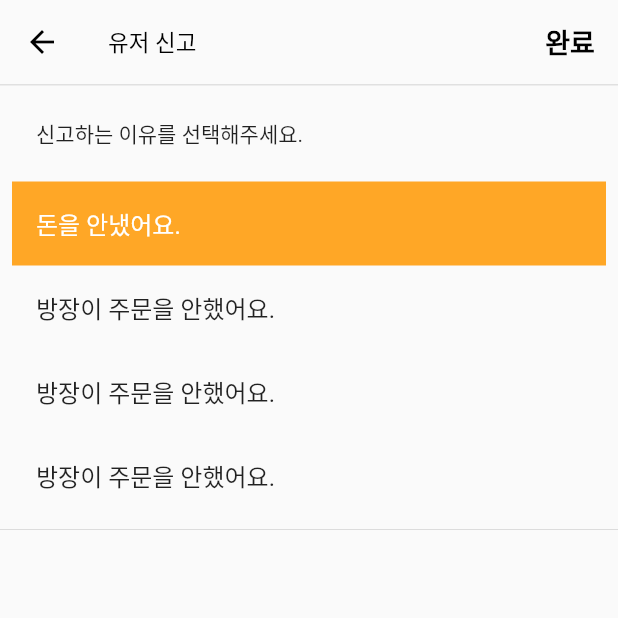
After one commit to jinwuui/share-delivery-front, a Flutter app: the Report screen opened by its route, after a tap on "완료", on a phone screen of 412 x 824 dp, the top half of it. The commit adds this screen. Run offline on Flutter 3.47's test engine with Material 2 defaults, Android fonts, the phone set to English and light mode, and no system bars; our stand-ins replace badges, dio, equatable, firebase_core, firebase_messaging, flutter_dotenv and 22 more; missing offline and left inert: flutter_persistent_keyboard_height, safe_clipboard; accounts and stored records are empty; generated files the repository leaves out were written again; network calls fail; statements that could not run were skipped.

```diff
--- /dev/null
+++ b/lib/src/bindings/report/report_binding.dart
@@ -0,0 +1,24 @@
+import 'package:dio/dio.dart';
+import 'package:flutter_dotenv/flutter_dotenv.dart';
+import 'package:get/get.dart';
+import 'package:share_delivery/src/controller/profile/account/account_controller.dart';
+import 'package:share_delivery/src/controller/report/report_controller.dart';
+import 'package:share_delivery/src/data/provider/profile/profile_api_client.dart';
+import 'package:share_delivery/src/data/provider/report/report_api_client.dart';
+import 'package:share_delivery/src/data/repository/profile/profile_repository.dart';
+import 'package:share_delivery/src/data/repository/report/report_repository.dart';
+import 'package:share_delivery/src/utils/dio_util.dart';
+
+class ReportBinding extends Bindings {
+  @override
+  void dependencies() {
+    Dio dio = DioUtil.getDio();
+    final String? host = dotenv.env['SERVER_HOST'];
+
+    Get.put(ReportController(
+      repository: ReportRepository(
+        apiClient: ReportApiClient(dio, baseUrl: host!),
+      ),
+    ));
+  }
+}
--- /dev/null
+++ b/lib/src/controller/report/report_controller.dart
@@ -0,0 +1,22 @@
+import 'package:get/get.dart';
+import 'package:share_delivery/src/data/repository/report/report_repository.dart';
+import 'package:share_delivery/src/data/repository/report/report_req_dto.dart';
+
+class ReportController extends GetxController {
+  static ReportController get to => Get.find();
+
+  final ReportRepository repository;
+
+  ReportController({required this.repository});
+
+  final selectedIndex = 0.obs;
+
+  Future<void> createReport() async {
+    ReportReqDTO reportReqDTO = ReportReqDTO(
+      reportType: 'DELIVERY_ROOM',
+      reportContent: '신고 내용',
+      reportTargetAccountId: 123,
+    );
+    await repository.createReport(reportReqDTO);
+  }
+}
--- /dev/null
+++ b/lib/src/data/model/report/report.dart
@@ -0,0 +1,17 @@
+import 'package:freezed_annotation/freezed_annotation.dart';
+
+part 'report.freezed.dart';
+part 'report.g.dart';
+
+@Freezed()
+class ReportModel with _$ReportModel {
+  const factory ReportModel({
+    required int reportCategoryId,
+    required int parentCategory,
+    required String categoryName,
+    required int level,
+  }) = _ReportModel;
+
+  factory ReportModel.fromJson(Map<String, Object?> json) =>
+      _$ReportModelFromJson(json);
+}
--- /dev/null
+++ b/lib/src/data/provider/report/report_api_client.dart
@@ -0,0 +1,19 @@
+import 'package:dio/dio.dart';
+import 'package:retrofit/retrofit.dart';
+import 'package:share_delivery/src/data/model/report/report.dart';
+import 'package:share_delivery/src/data/repository/report/report_req_dto.dart';
+
+part 'report_api_client.g.dart';
+
+@RestApi()
+abstract class ReportApiClient {
+  factory ReportApiClient(Dio dio, {String baseUrl}) = _ReportApiClient;
+
+  // 신고 리스트 조회
+  @GET('/api/reports')
+  Future<List<ReportModel>> readReportList();
+
+  // 신고 등록
+  @POST('/api/reports')
+  Future<void> createReport(@Body() ReportReqDTO accountDTO);
+}
--- /dev/null
+++ b/lib/src/data/repository/report/report_repository.dart
@@ -0,0 +1,18 @@
+import 'package:share_delivery/src/data/model/report/report.dart';
+import 'package:share_delivery/src/data/provider/report/report_api_client.dart';
+import 'package:share_delivery/src/data/repository/profile/account_bank_dto.dart';
+import 'package:share_delivery/src/data/repository/report/report_req_dto.dart';
+
+class ReportRepository {
+  final ReportApiClient apiClient;
+
+  ReportRepository({required this.apiClient});
+
+  Future<List<ReportModel>> readReportList() async {
+    return await apiClient.readReportList();
+  }
+
+  Future<void> createReport(ReportReqDTO reportReqDTO) async {
+    return await apiClient.createReport(reportReqDTO);
+  }
+}
--- /dev/null
+++ b/lib/src/data/repository/report/report_req_dto.dart
@@ -0,0 +1,17 @@
+import 'package:freezed_annotation/freezed_annotation.dart';
+
+part 'report_req_dto.freezed.dart';
+part 'report_req_dto.g.dart';
+
+@Freezed()
+class ReportReqDTO with _$ReportReqDTO {
+  const factory ReportReqDTO({
+    //TODO: property
+    required int reportTargetAccountId,
+    required String reportType,
+    required String reportContent,
+  }) = _ReportReqDTO;
+
+  factory ReportReqDTO.fromJson(Map<String, dynamic> json) =>
+      _$ReportReqDTOFromJson(json);
+}
--- a/lib/src/routes/route.dart
+++ b/lib/src/routes/route.dart
@@ -12,6 +12,7 @@ import 'package:share_delivery/src/bindings/profile/account_bank_binding.dart';
 import 'package:share_delivery/src/bindings/profile/account_binding.dart';
 import 'package:share_delivery/src/bindings/profile/friend_binding.dart';
 import 'package:share_delivery/src/bindings/profile/other_user_profile_binding.dart';
+import 'package:share_delivery/src/bindings/report/report_binding.dart';
 import 'package:share_delivery/src/bindings/root_binding.dart';
 import 'package:share_delivery/src/bindings/widgets/pick_user_location_binding.dart';
 import 'package:share_delivery/src/root.dart';
@@ -26,6 +27,7 @@ import 'package:share_delivery/src/ui/profile/app_setting/app_setting.dart';
 import 'package:share_delivery/src/ui/profile/friend/friend.dart';
 import 'package:share_delivery/src/ui/profile/modify_profile/modify_profile.dart';
 import 'package:share_delivery/src/ui/profile/other_user_profile/other_user_profile.dart';
+import 'package:share_delivery/src/ui/report/report.dart';
 import 'package:share_delivery/src/ui/widgets/expanded_image_page.dart';
 import 'package:share_delivery/src/ui/home/delivery_room_info.dart';
 import 'package:share_delivery/src/ui/home/delivery_room_register/delivery_room_register.dart';
@@ -86,6 +88,9 @@ abstract class Routes {
 
   // 친구 관리
   static const FRIEND = "/friend";
+
+  // 신고
+  static const REPORT = "/report";
 }
 
 class AppPages {
@@ -211,5 +216,10 @@ class AppPages {
       page: () => ModifyProfile(),
       binding: AccountBinding(),
     ),
+    GetPage(
+      name: Routes.REPORT,
+      page: () => Report(),
+      binding: ReportBinding(),
+    ),
   ];
 }
--- a/lib/src/ui/profile/profile.dart
+++ b/lib/src/ui/profile/profile.dart
@@ -208,6 +208,8 @@ class Profile extends StatelessWidget {
                   "다른 사용자 프로필 테스트",
                   () => Get.toNamed(Routes.OTHER_USER_PROFILE,
                       arguments: {"accountId": 100})),
+              Divider(),
+              buildMenuListTile("신고하기 테스트", () => Get.toNamed(Routes.REPORT)),
             ],
           ),
         ],
--- /dev/null
+++ b/lib/src/ui/report/report.dart
@@ -0,0 +1,108 @@
+import 'package:flutter/material.dart';
+import 'package:get/get.dart';
+import 'package:share_delivery/src/controller/report/report_controller.dart';
+import 'package:share_delivery/src/ui/theme/profile_theme.dart';
+import 'package:share_delivery/src/ui/theme/text_theme.dart';
+
+class Report extends GetView<ReportController> {
+  const Report({Key? key}) : super(key: key);
+
+  @override
+  Widget build(BuildContext context) {
+    return Scaffold(
+      appBar: AppBar(
+        iconTheme: IconThemeData(
+          color: Colors.black, //change your color here
+        ),
+        title: Text(
+          "유저 신고",
+          style: TextStyle(
+            color: Colors.black,
+            fontSize: 15,
+          ),
+        ),
+        backgroundColor: Colors.transparent,
+        bottom: PreferredSize(
+          child: Container(
+            color: Colors.grey.shade300,
+            height: 1.0,
+          ),
+          preferredSize: Size.fromHeight(1.0),
+        ),
+        actions: [
+          TextButton(
+            onPressed: () {
+              controller.createReport(); // TODO:신고 내역 넘겨주기
+            },
+            child: Text("완료"),
+            style: TextButton.styleFrom(
+              primary: Colors.black,
+              textStyle: appBarAction,
+            ),
+          ),
+        ],
+        elevation: 0.0,
+      ),
+      body: SingleChildScrollView(
+        child: ListView(
+          shrinkWrap: true,
+          children: [
+            Material(
+              type: MaterialType.transparency,
+              child: _buildMenu(),
+            ),
+            Divider(),
+          ],
+        ),
+      ),
+    );
+  }
+
+  Widget _buildMenu() {
+    return Column(
+      children: [
+        _buildMenuTitle("신고하는 이유를 선택해주세요."),
+        _buildMenuListTile("돈을 안냈어요.", () => print('hello4'), 0),
+        _buildMenuListTile("방장이 주문을 안했어요.", () => print('hello4'), 1),
+        _buildMenuListTile("방장이 주문을 안했어요.", () => print('hello4'), 2),
+        _buildMenuListTile("방장이 주문을 안했어요.", () => print('hello4'), 3),
+      ],
+    );
+  }
+
+  Widget _buildMenuTitle(String title) {
+    return Padding(
+      padding: const EdgeInsets.symmetric(horizontal: 8.0, vertical: 4.0),
+      child: ListTile(
+        hoverColor: Colors.orangeAccent,
+        selectedTileColor: Colors.orangeAccent,
+        title: Text(
+          title,
+          style: appSettingListTileMenuStyle,
+        ),
+      ),
+    );
+  }
+
+  Widget _buildMenuListTile(String title, VoidCallback onTapCB, int index) {
+    return Obx(
+      () => Padding(
+        padding: const EdgeInsets.symmetric(horizontal: 8.0),
+        child: ListTile(
+          onTap: () {
+            controller.selectedIndex.value = index;
+          },
+          selected: index == controller.selectedIndex.value,
+          selectedTileColor: Colors.orange[400],
+          selectedColor: Colors.white,
+          title: Text(
+            title,
+            style: TextStyle(
+              fontSize: 16,
+            ),
+          ),
+        ),
+      ),
+    );
+  }
+}
```
